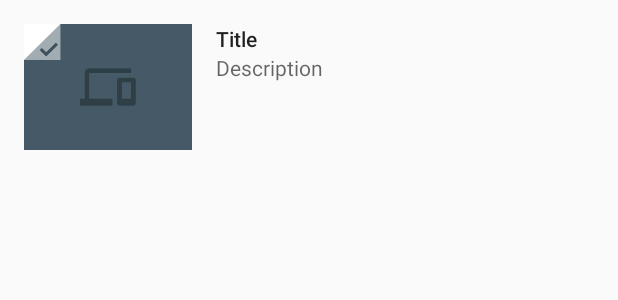
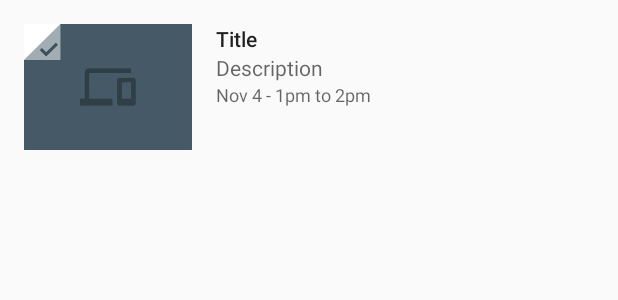
Before and after one commit to Gropoid/conference-android, an Android app: the layout item_view_session.xml on its own in the app's theme, with its tools: preview values and no code run, on a phone screen of 412 x 824 dp. Shown: the top 300 px of the screen. Run offline under Robolectric (Android 15) with nearby library versions, the phone set to English and light mode, and no system bars.

Commit message:
[#6] Improve session details view and display session period

```diff
--- a/app/src/main/kotlin/com/arnaudpiroelle/conference/ui/explore/viewholder/TagViewHolder.kt
+++ b/app/src/main/kotlin/com/arnaudpiroelle/conference/ui/explore/viewholder/TagViewHolder.kt
@@ -7,6 +7,7 @@ import android.view.View.GONE
 import android.view.View.VISIBLE
 import android.view.ViewGroup
 import com.arnaudpiroelle.conference.R
+import com.arnaudpiroelle.conference.core.utils.Dates
 import com.arnaudpiroelle.conference.model.Session
 import com.arnaudpiroelle.conference.ui.explore.ExploreContract
 import com.arnaudpiroelle.conference.ui.explore.model.TagWithSessions
@@ -44,7 +45,9 @@ class TagViewHolder(val context: Context, parent: ViewGroup?, val userActionsLis
                 userActionsListener.openSessionDetails(session)
             }
 
-            if(!TextUtils.isEmpty(session.photoUrl)){
+            sessionView.session_dates.text = Dates.formatSessionPeriod(context, session.start!!, session.end!!)
+
+            if (!TextUtils.isEmpty(session.photoUrl)) {
                 Picasso.with(itemView.context).load(session.photoUrl)
                         .placeholder(R.drawable.placeholder_session)
                         .error(R.drawable.placeholder_session)
--- a/app/src/main/kotlin/com/arnaudpiroelle/conference/ui/sessions/details/SessionDetailsActivity.kt
+++ b/app/src/main/kotlin/com/arnaudpiroelle/conference/ui/sessions/details/SessionDetailsActivity.kt
@@ -13,6 +13,7 @@ import com.arnaudpiroelle.conference.R
 import com.arnaudpiroelle.conference.core.database.dao.SessionDao
 import com.arnaudpiroelle.conference.core.database.dao.SpeakerDao
 import com.arnaudpiroelle.conference.core.database.dao.TagDao
+import com.arnaudpiroelle.conference.core.utils.Dates
 import com.arnaudpiroelle.conference.core.utils.Intents
 import com.arnaudpiroelle.conference.core.utils.Intents.createSpeakerDetails
 import com.arnaudpiroelle.conference.core.utils.ProtocolConstants
@@ -73,6 +74,7 @@ class SessionDetailsActivity : BaseActivity(), SessionDetailsContract.View {
     override fun showSession(session: Session) {
         session_title.text = session.title
         session_description.text = session.description
+        session_subtitle.text = Dates.formatSessionPeriod(this, session.start!!, session.end!!)
 
         Picasso.with(this).load(session.photoUrl).into(session_image)
 
--- a/app/src/main/kotlin/com/arnaudpiroelle/conference/ui/sessions/listing/SessionViewHolder.kt
+++ b/app/src/main/kotlin/com/arnaudpiroelle/conference/ui/sessions/listing/SessionViewHolder.kt
@@ -5,6 +5,7 @@ import android.support.v7.widget.RecyclerView
 import android.text.TextUtils
 import android.view.View
 import com.arnaudpiroelle.conference.R
+import com.arnaudpiroelle.conference.core.utils.Dates
 import com.arnaudpiroelle.conference.model.Session
 import com.squareup.picasso.Picasso
 import kotlinx.android.synthetic.main.item_view_session.view.*
@@ -14,6 +15,8 @@ class SessionViewHolder(itemView: View, val context: Context, val userActionsLis
     fun bindView(session: Session) {
         itemView.session_title.text = session.title
         itemView.session_description.text = session.description
+        itemView.session_dates.text = Dates.formatSessionPeriod(context, session.start!!, session.end!!)
+
         itemView.setOnClickListener {
             userActionsListener.openSessionDetails(session)
         }
--- a/app/src/main/kotlin/com/arnaudpiroelle/conference/ui/speakers/details/SpeakerDetailsActivity.kt
+++ b/app/src/main/kotlin/com/arnaudpiroelle/conference/ui/speakers/details/SpeakerDetailsActivity.kt
@@ -11,6 +11,7 @@ import com.arnaudpiroelle.conference.ConferenceApplication.Companion.GRAPH
 import com.arnaudpiroelle.conference.R
 import com.arnaudpiroelle.conference.core.database.dao.SessionDao
 import com.arnaudpiroelle.conference.core.database.dao.SpeakerDao
+import com.arnaudpiroelle.conference.core.utils.Dates
 import com.arnaudpiroelle.conference.core.utils.Intents
 import com.arnaudpiroelle.conference.core.utils.ProtocolConstants
 import com.arnaudpiroelle.conference.model.Session
@@ -133,6 +134,7 @@ class SpeakerDetailsActivity : BaseActivity(), SpeakerDetailsContract.View {
 
         sessionView.session_title.text = session.title
         sessionView.session_description.text = session.description
+        sessionView.session_dates.text = Dates.formatSessionPeriod(this, session.start!!, session.end!!)
 
         if (!TextUtils.isEmpty(session.photoUrl)) {
             Picasso.with(this).load(session.photoUrl).placeholder(R.drawable.placeholder_session).error(R.drawable.placeholder_session).into(sessionView.session_thumbnail)
@@ -140,6 +142,10 @@ class SpeakerDetailsActivity : BaseActivity(), SpeakerDetailsContract.View {
             Picasso.with(this).load(R.drawable.placeholder_session).into(sessionView.session_thumbnail)
         }
 
+        sessionView.setOnClickListener {
+            startActivity(Intents.createSessionDetails(this, session))
+        }
+
         speaker_sessions.addView(sessionView)
     }
 
--- a/app/src/main/res/layout/item_view_session.xml
+++ b/app/src/main/res/layout/item_view_session.xml
@@ -50,22 +50,33 @@
 
         <TextView
             android:id="@+id/session_title"
+            style="@style/TextAppearance.SessionTitle"
             android:layout_width="match_parent"
             android:layout_height="wrap_content"
             android:ellipsize="end"
-            android:maxLines="3"
-            tools:text="Title"
-            style="@style/TextAppearance.SessionTitle"/>
+            android:maxLines="2"
+            tools:text="Title"/>
 
         <TextView
             android:id="@+id/session_description"
+            style="@style/TextAppearance.Body1"
             android:layout_width="match_parent"
             android:layout_height="0dp"
             android:layout_weight="1"
             android:ellipsize="end"
             android:maxLines="2"
-            tools:text="Description"
-            style="@style/TextAppearance.Body1"/>
+            tools:text="Description"/>
+
+        <TextView
+            android:id="@+id/session_dates"
+            style="@style/TextAppearance.Body1"
+            android:layout_width="match_parent"
+            android:layout_height="0dp"
+            android:layout_weight="1"
+            android:ellipsize="end"
+            android:maxLines="2"
+            android:textSize="12sp"
+            android:text="Nov 4 - 1pm to 2pm"/>
 
     </LinearLayout>
 
--- a/app/src/main/res/values/strings.xml
+++ b/app/src/main/res/values/strings.xml
@@ -1,4 +1,4 @@
-<resources>
+<resources xmlns:xliff="http://schemas.android.com/tools">
     <string name="app_name">Conference</string>
 
     <string name="nav_my_schedule">My schedule</string>
@@ -19,4 +19,8 @@
     <string name="session_speakers">Speakers</string>
     <string name="speaker_sessions">Sessions</string>
     <string name="menu_share">Share</string>
+
+    <string name="session_finished">Ended</string>
+    <string name="session_subtitle"><xliff:g id="time">%1$s</xliff:g> in <xliff:g id="room">%2$s</xliff:g></string>
+    <string name="unknown_room">(Unspecified Room)</string>
 </resources>
```
Also changed, not shown: app/src/main/kotlin/com/arnaudpiroelle/conference/core/utils/Dates.kt (+40 -0 lines), app/src/main/kotlin/com/arnaudpiroelle/conference/core/utils/TimeUtils.kt (deleted, +0 -25 lines), app/src/main/kotlin/com/arnaudpiroelle/conference/ui/explore/viewholder/KeynoteViewHolder.kt (+2 -27 lines), 1 other file.
